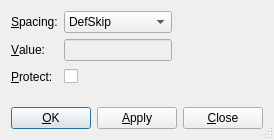
Above: src/frontends/qt4/ui/VSpaceUi.ui from cburschka/lyx before the change. Below: the same form after it.
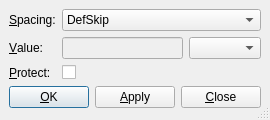
That is the form after the change. Custom widgets are drawn as their Qt base class.

Patch:
```diff
--- a/src/frontends/qt4/ui/VSpaceUi.ui
+++ b/src/frontends/qt4/ui/VSpaceUi.ui
@@ -5,8 +5,8 @@
    <rect>
     <x>0</x>
     <y>0</y>
-    <width>233</width>
-    <height>140</height>
+    <width>259</width>
+    <height>120</height>
    </rect>
   </property>
   <property name="windowTitle" >
@@ -17,11 +17,54 @@
   </property>
   <layout class="QGridLayout" >
    <property name="margin" >
-    <number>11</number>
+    <number>9</number>
    </property>
    <property name="spacing" >
     <number>6</number>
    </property>
+   <item row="3" column="0" colspan="3" >
+    <layout class="QHBoxLayout" >
+     <property name="margin" >
+      <number>0</number>
+     </property>
+     <property name="spacing" >
+      <number>6</number>
+     </property>
+     <item>
+      <widget class="QPushButton" name="okPB" >
+       <property name="text" >
+        <string>&amp;OK</string>
+       </property>
+       <property name="autoDefault" >
+        <bool>false</bool>
+       </property>
+       <property name="default" >
+        <bool>true</bool>
+       </property>
+      </widget>
+     </item>
+     <item>
+      <widget class="QPushButton" name="applyPB" >
+       <property name="text" >
+        <string>&amp;Apply</string>
+       </property>
+       <property name="autoDefault" >
+        <bool>false</bool>
+       </property>
+      </widget>
+     </item>
+     <item>
+      <widget class="QPushButton" name="closePB" >
+       <property name="text" >
+        <string>&amp;Close</string>
+       </property>
+       <property name="autoDefault" >
+        <bool>false</bool>
+       </property>
+      </widget>
+     </item>
+    </layout>
+   </item>
    <item row="0" column="0" >
     <widget class="QLabel" name="spacingL" >
      <property name="text" >
@@ -32,13 +75,13 @@
      </property>
     </widget>
    </item>
-   <item row="1" column="0" >
-    <widget class="QLabel" name="valueL" >
-     <property name="text" >
-      <string>&amp;Value:</string>
+   <item row="2" column="1" colspan="2" >
+    <widget class="QCheckBox" name="keepCB" >
+     <property name="toolTip" >
+      <string>Insert the spacing even after a page break</string>
      </property>
-     <property name="buddy" >
-      <cstring>valueLE</cstring>
+     <property name="text" >
+      <string/>
      </property>
     </widget>
    </item>
@@ -55,15 +98,8 @@
      </property>
     </widget>
    </item>
-   <item row="2" column="1" >
-    <widget class="QCheckBox" name="keepCB" >
-     <property name="toolTip" >
-      <string>Insert the spacing even after a page break</string>
-     </property>
-     <property name="text" >
-      <string/>
-     </property>
-    </widget>
+   <item row="1" column="2" >
+    <widget class="LengthCombo" name="unitCO" />
    </item>
    <item row="1" column="1" >
     <widget class="QLineEdit" name="valueLE" >
@@ -75,7 +111,17 @@
      </property>
     </widget>
    </item>
-   <item row="0" column="1" >
+   <item row="1" column="0" >
+    <widget class="QLabel" name="valueL" >
+     <property name="text" >
+      <string>&amp;Value:</string>
+     </property>
+     <property name="buddy" >
+      <cstring>valueLE</cstring>
+     </property>
+    </widget>
+   </item>
+   <item row="0" column="1" colspan="2" >
     <widget class="QComboBox" name="spacingCO" >
      <property name="toolTip" >
       <string>Supported spacing types</string>
@@ -112,106 +158,12 @@
      </item>
     </widget>
    </item>
-   <item row="1" column="2" >
-    <widget class="LengthCombo" native="1" name="unitCO" />
-   </item>
-   <item row="3" column="1" >
-    <spacer>
-     <property name="orientation" >
-      <enum>Qt::Vertical</enum>
-     </property>
-     <property name="sizeType" >
-      <enum>QSizePolicy::Expanding</enum>
-     </property>
-     <property name="sizeHint" >
-      <size>
-       <width>20</width>
-       <height>20</height>
-      </size>
-     </property>
-    </spacer>
-   </item>
-   <item row="4" column="0" colspan="3" >
-    <layout class="QHBoxLayout" >
-     <property name="margin" >
-      <number>0</number>
-     </property>
-     <property name="spacing" >
-      <number>6</number>
-     </property>
-     <item>
-      <widget class="QPushButton" name="okPB" >
-       <property name="text" >
-        <string>&amp;OK</string>
-       </property>
-       <property name="autoDefault" >
-        <bool>false</bool>
-       </property>
-       <property name="default" >
-        <bool>true</bool>
-       </property>
-      </widget>
-     </item>
-     <item>
-      <widget class="QPushButton" name="applyPB" >
-       <property name="text" >
-        <string>&amp;Apply</string>
-       </property>
-       <property name="autoDefault" >
-        <bool>false</bool>
-       </property>
-      </widget>
-     </item>
-     <item>
-      <widget class="QPushButton" name="closePB" >
-       <property name="text" >
-        <string>&amp;Close</string>
-       </property>
-       <property name="autoDefault" >
-        <bool>false</bool>
-       </property>
-      </widget>
-     </item>
-    </layout>
-   </item>
-   <item row="0" column="2" >
-    <spacer>
-     <property name="orientation" >
-      <enum>Qt::Horizontal</enum>
-     </property>
-     <property name="sizeType" >
-      <enum>QSizePolicy::Expanding</enum>
-     </property>
-     <property name="sizeHint" >
-      <size>
-       <width>20</width>
-       <height>20</height>
-      </size>
-     </property>
-    </spacer>
-   </item>
-   <item row="2" column="2" >
-    <spacer>
-     <property name="orientation" >
-      <enum>Qt::Horizontal</enum>
-     </property>
-     <property name="sizeType" >
-      <enum>QSizePolicy::Expanding</enum>
-     </property>
-     <property name="sizeHint" >
-      <size>
-       <width>20</width>
-       <height>20</height>
-      </size>
-     </property>
-    </spacer>
-   </item>
   </layout>
  </widget>
  <customwidgets>
   <customwidget>
    <class>LengthCombo</class>
-   <extends>QWidget</extends>
+   <extends>QComboBox</extends>
    <header>LengthCombo.h</header>
   </customwidget>
  </customwidgets>
```
Left out of the diff: 1 changed line with no effect on the pictures.
